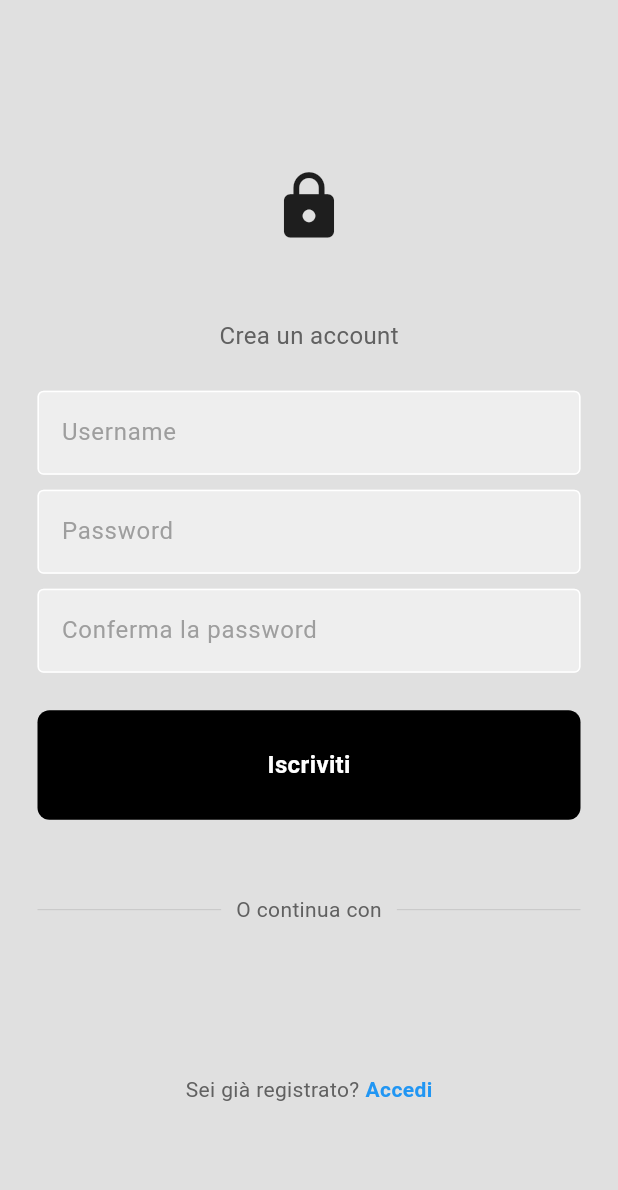
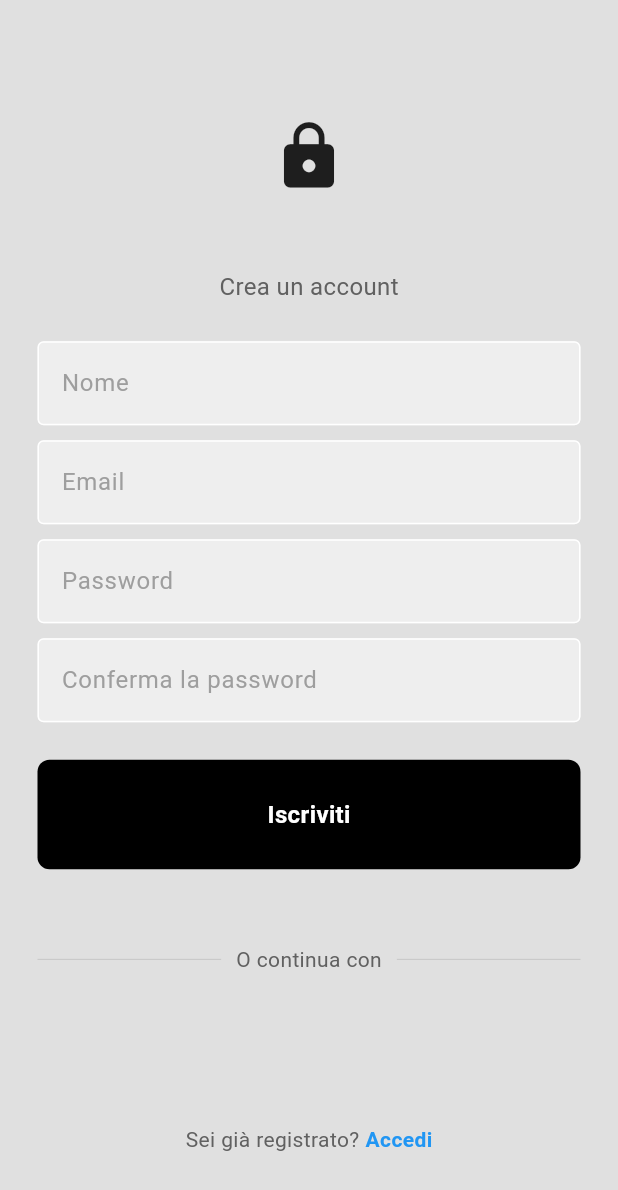
Before and after one commit to alfredocarta/MyPet, a Flutter app: the RegisterPage screen opened directly with empty values, after a tap on "Iscriviti", on a phone screen of 412 x 824 dp. Shown: the top 1190 px of the screen. Run offline on Flutter 3.47's test engine with Material 3 defaults, Android fonts, the phone set to English and light mode, and no system bars; our stand-ins replace cloud_firestore, firebase_auth, firebase_core, get, google_nav_bar, google_sign_in; accounts and stored records are empty; network calls fail.

Commit message:
user data

```diff
--- a/lib/pages/register_page.dart
+++ b/lib/pages/register_page.dart
@@ -24,6 +24,7 @@ class _RegisterPageState extends State<RegisterPage> {
   final _emailController = TextEditingController();
   final _passwordController = TextEditingController();
   final _confirmPasswordController = TextEditingController();
+  final _firstNameController = TextEditingController();
 
   @override
   void dispose() {
@@ -31,18 +32,28 @@ class _RegisterPageState extends State<RegisterPage> {
     _emailController.dispose();
     _passwordController.dispose();
     _confirmPasswordController.dispose();
+    _firstNameController.dispose();
   }
 
   // sign user up method
   Future signUp() async {
-    await FirebaseAuth.instance.createUserWithEmailAndPassword(
-      email: _emailController.text.trim(),
-      password: _passwordController.text.trim(),
-    );
+    if ( passwordConfirmed() ) {
+      //crea l'utente
+      await FirebaseAuth.instance.createUserWithEmailAndPassword(
+        email: _emailController.text.trim(),
+        password: _passwordController.text.trim(),
+      );
+      // aggiungi i dettagli dell'utente
+      addUserDetails(
+        _firstNameController.text.trim(),
+        _emailController.text.trim(),
+      );
+    }
   }
 
-  Future addUserDetails(String email) async {
+  Future addUserDetails(String nome, String email) async {
     await FirebaseFirestore.instance.collection('users').add({
+      'nome': nome,
       'email': email,
     });
   }
@@ -86,10 +97,19 @@ class _RegisterPageState extends State<RegisterPage> {
 
                 const SizedBox(height: 25),
 
-                // username
+                // mail
+                MyTextField(
+                  controller: _firstNameController,
+                  hintText: 'Nome',
+                  obscureText: false,
+                ),
+
+                const SizedBox(height: 10),
+
+                // mail
                 MyTextField(
                   controller: _emailController,
-                  hintText: 'Username',
+                  hintText: 'Email',
                   obscureText: false,
                 ),
 
```
